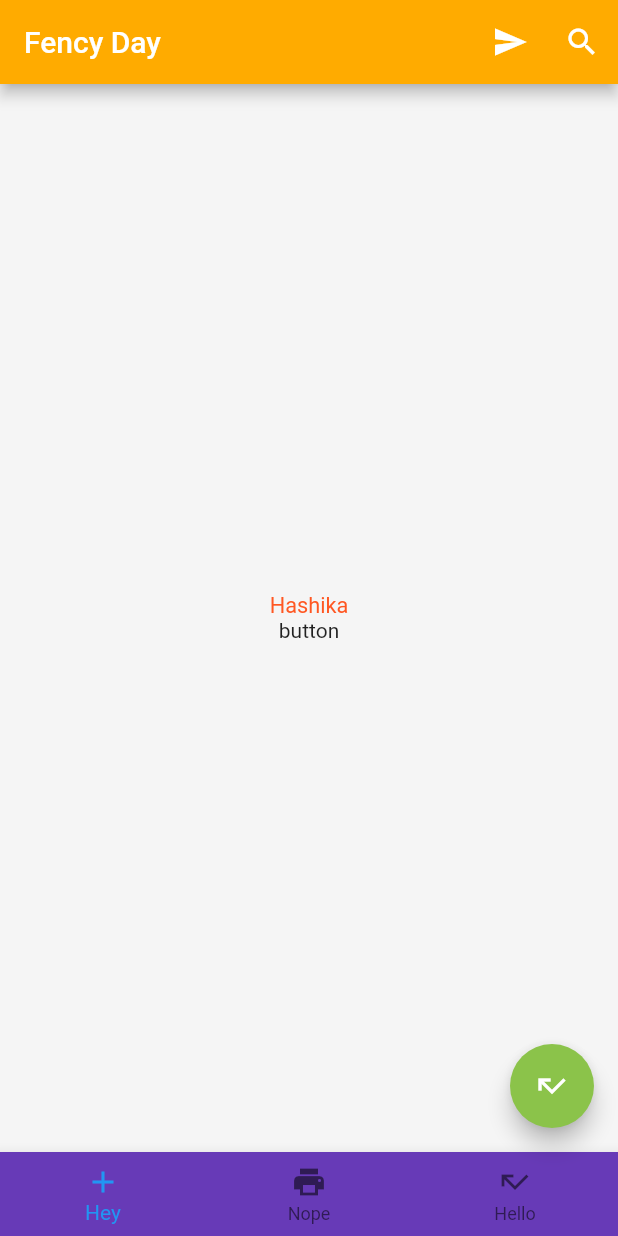
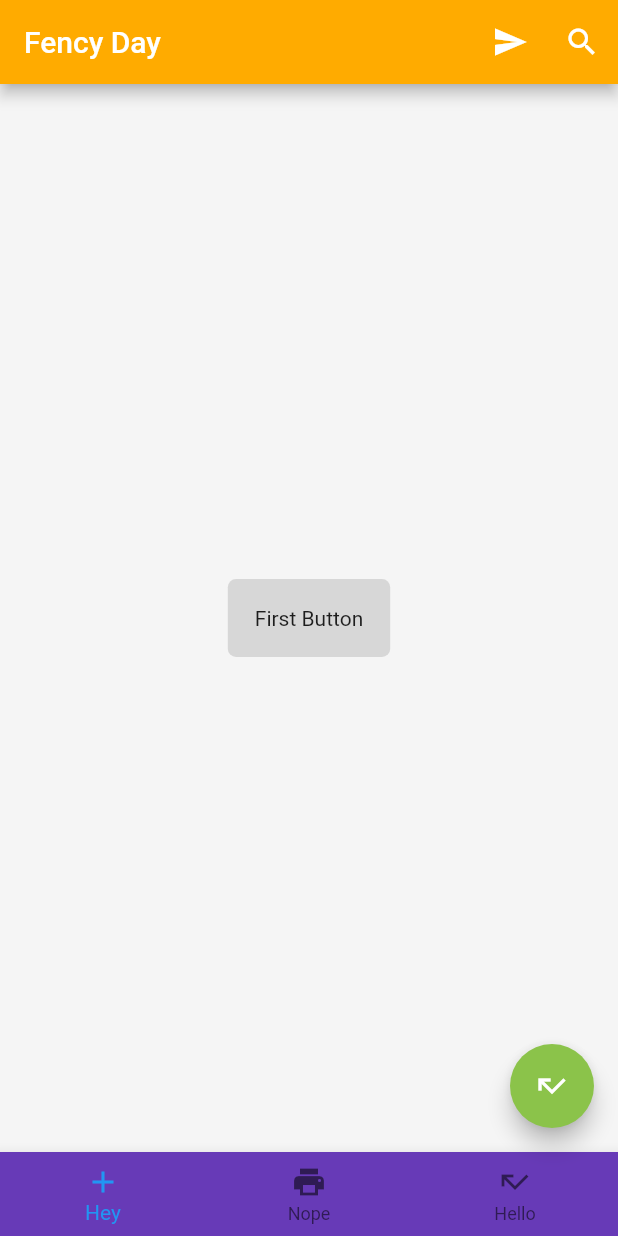
Before and after one commit to hashika2/FlutterApps, a Flutter app: the screen it shows after launch, on a phone screen of 412 x 824 dp. Run offline on Flutter 3.47's test engine with Material 2 defaults, Android fonts, the phone set to English and light mode, and no system bars.

Commit message:
modified files

```diff
--- a/flutter_app/lib/main.dart
+++ b/flutter_app/lib/main.dart
@@ -3,8 +3,9 @@ import 'package:flutter_app/ui/home.dart';
 import './ui/welcome_page.dart';
 
 void main(){
+  String title="Sacfford";
   runApp(new MaterialApp(
-    title: "Scafford",
+    title:title,
     home: new Home(),
   ));
 }
--- a/flutter_app/lib/ui/home.dart
+++ b/flutter_app/lib/ui/home.dart
@@ -1,4 +1,5 @@
 import 'package:flutter/material.dart';
+import 'package:flutter/material.dart' as prefix0;
 
 class Home extends StatelessWidget{
   void _onPress(){
@@ -30,24 +31,26 @@ class Home extends StatelessWidget{
       // other properties
       backgroundColor:Colors.grey.shade100,
       body: new Container(
+        child:new CustomButton(),
         alignment:Alignment.center,
-        child: new Column(
-          mainAxisAlignment: MainAxisAlignment.center,
-          children: <Widget>[
-            new Text("Hashika",
-              style: new TextStyle(
-                fontSize: 14.5,
-                fontWeight: FontWeight.w400,
-                color: Colors.deepOrange
-              ),),
+        // child: new Column(
+        //   mainAxisAlignment: MainAxisAlignment.center,
+        //   children: <Widget>[
+        //     new Text("Hashika",
+        //       style: new TextStyle(
+        //         fontSize: 14.5,
+        //         fontWeight: FontWeight.w400,
+        //         color: Colors.deepOrange
+        //       ),),
 
-            new InkWell(
+        //     new InkWell(
 
-              child:new Text("button"),
-              onTap:_pressButton,
-            )
-          ],
-        ),
+        //       child:new Text("button"),
+        //       onTap:_pressButton,
+        //     )
+        //   ],
+        // ),
+
 
 
       ),
@@ -70,6 +73,34 @@ class Home extends StatelessWidget{
     );
   }
 
+}
+class CustomButton extends StatelessWidget {
+
+  @override
+  Widget build(BuildContext context) {
+    return new GestureDetector(
+
+      onTap: (){
+        final SnackBar=new prefix0.SnackBar(content: new Text("Hello Hashika!"),
+        backgroundColor:Theme.of(context).backgroundColor,
+        duration: new Duration(hours: 0,minutes: 0,seconds: 5,milliseconds: 500,microseconds: 0),);
+        Scaffold.of(context).showSnackBar(SnackBar);
+      },
+      child: new Container(
+        padding: new EdgeInsets.all(18.0),
+        decoration: new BoxDecoration(
+          color: Colors.black12,
+
+          borderRadius: new BorderRadius.circular(5.5)
+        ),
+         child :new Text("First Button",textDirection: TextDirection.ltr),
+
+      ),
+
+    );
+
+
+  }
 }
 
 
```
